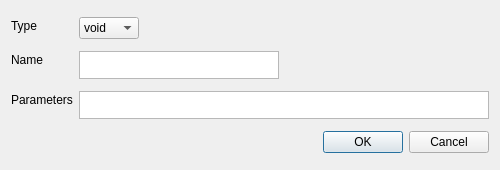
The window that UI/function.ui (mlopeza/QRex) describes before a commit, drawn with Qt 5.
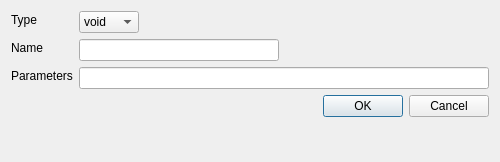
The same window after the commit.

Diff of the .ui file:
```diff
--- a/UI/function.ui
+++ b/UI/function.ui
@@ -7,19 +7,19 @@
     <x>0</x>
     <y>0</y>
     <width>500</width>
-    <height>170</height>
+    <height>162</height>
    </rect>
   </property>
   <property name="minimumSize">
    <size>
-    <width>500</width>
-    <height>170</height>
+    <width>470</width>
+    <height>150</height>
    </size>
   </property>
   <property name="maximumSize">
    <size>
     <width>16777215</width>
-    <height>170</height>
+    <height>162</height>
    </size>
   </property>
   <property name="windowTitle">
@@ -106,28 +106,6 @@
      </property>
     </widget>
    </item>
-   <item row="1" column="1">
-    <widget class="QPlainTextEdit" name="functionName">
-     <property name="sizePolicy">
-      <sizepolicy hsizetype="Fixed" vsizetype="Fixed">
-       <horstretch>0</horstretch>
-       <verstretch>0</verstretch>
-      </sizepolicy>
-     </property>
-     <property name="minimumSize">
-      <size>
-       <width>200</width>
-       <height>28</height>
-      </size>
-     </property>
-     <property name="maximumSize">
-      <size>
-       <width>200</width>
-       <height>28</height>
-      </size>
-     </property>
-    </widget>
-   </item>
    <item row="4" column="0">
     <widget class="QLabel" name="labelParameters">
      <property name="maximumSize">
@@ -141,22 +119,6 @@
      </property>
     </widget>
    </item>
-   <item row="4" column="1">
-    <widget class="QPlainTextEdit" name="functionParameters">
-     <property name="minimumSize">
-      <size>
-       <width>120</width>
-       <height>28</height>
-      </size>
-     </property>
-     <property name="maximumSize">
-      <size>
-       <width>16777215</width>
-       <height>28</height>
-      </size>
-     </property>
-    </widget>
-   </item>
    <item row="6" column="1">
     <widget class="QDialogButtonBox" name="buttonBox">
      <property name="orientation">
@@ -167,6 +129,35 @@
      </property>
     </widget>
    </item>
+   <item row="1" column="1">
+    <widget class="QLineEdit" name="functionName">
+     <property name="minimumSize">
+      <size>
+       <width>200</width>
+       <height>0</height>
+      </size>
+     </property>
+     <property name="maximumSize">
+      <size>
+       <width>200</width>
+       <height>16777215</height>
+      </size>
+     </property>
+     <property name="locale">
+      <locale language="English" country="UnitedStates"/>
+     </property>
+    </widget>
+   </item>
+   <item row="4" column="1">
+    <widget class="QLineEdit" name="functionParameters">
+     <property name="minimumSize">
+      <size>
+       <width>120</width>
+       <height>0</height>
+      </size>
+     </property>
+    </widget>
+   </item>
   </layout>
  </widget>
  <resources/>
```
Left out of the diff: 8 changed lines with no effect on the pictures.
